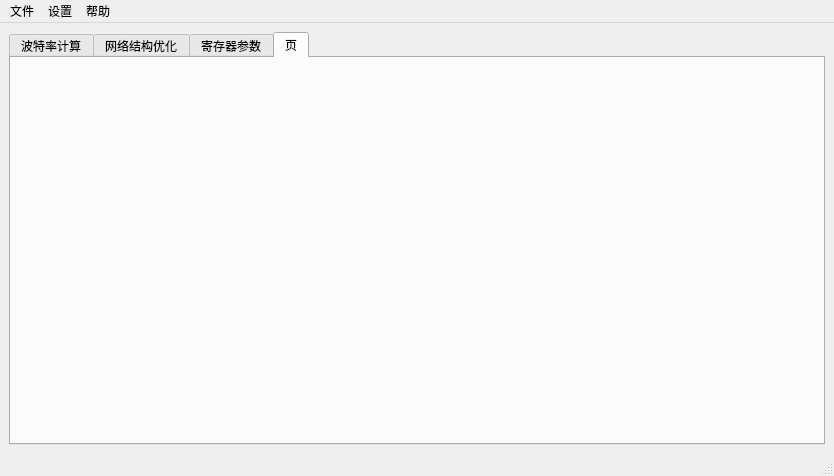
Before: the Qt Designer form mainwindow.ui in starpicke/ICS-system-opt, drawn with Qt 5.
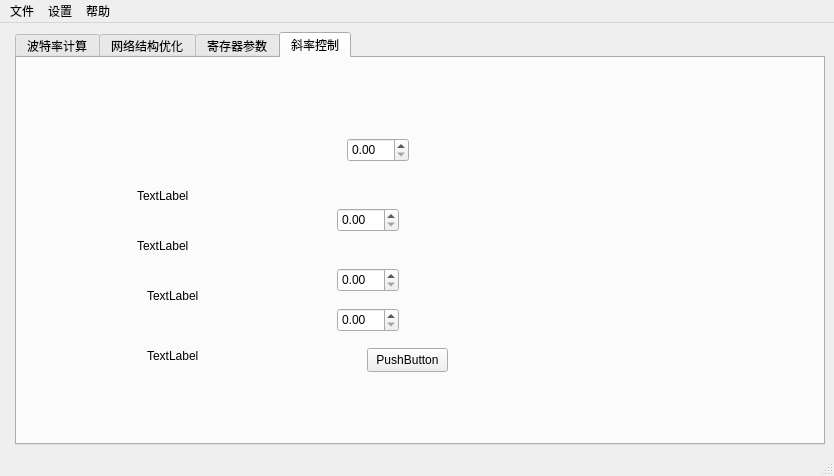
After: the same form once the commit is applied. The open tabs and pages were chosen to show the change. Icons and pictures are not drawn.

Patch:
```diff
--- a/mainwindow.ui
+++ b/mainwindow.ui
@@ -15,7 +15,7 @@
   </property>
   <widget class="QWidget" name="centralwidget">
    <layout class="QFormLayout" name="formLayout_3">
-    <item row="0" column="0" colspan="2">
+    <item row="0" column="1">
      <widget class="QTabWidget" name="tabWidget">
       <property name="minimumSize">
        <size>
@@ -448,8 +448,125 @@
       </widget>
       <widget class="QWidget" name="tab_4">
        <attribute name="title">
-        <string>页</string>
+        <string>斜率控制</string>
        </attribute>
+       <widget class="QDoubleSpinBox" name="slopeBaudRateSpinBox">
+        <property name="geometry">
+         <rect>
+          <x>330</x>
+          <y>80</y>
+          <width>62</width>
+          <height>24</height>
+         </rect>
+        </property>
+        <property name="maximum">
+         <double>4000.000000000000000</double>
+        </property>
+       </widget>
+       <widget class="QDoubleSpinBox" name="slopeRiseTimeSpinBox">
+        <property name="geometry">
+         <rect>
+          <x>320</x>
+          <y>150</y>
+          <width>62</width>
+          <height>24</height>
+         </rect>
+        </property>
+        <property name="maximum">
+         <double>100000.000000000000000</double>
+        </property>
+       </widget>
+       <widget class="QDoubleSpinBox" name="slopeCableLengthSpinBox">
+        <property name="geometry">
+         <rect>
+          <x>320</x>
+          <y>210</y>
+          <width>62</width>
+          <height>24</height>
+         </rect>
+        </property>
+        <property name="maximum">
+         <double>100000.000000000000000</double>
+        </property>
+       </widget>
+       <widget class="QDoubleSpinBox" name="slopeCapacitanceSpinBox">
+        <property name="geometry">
+         <rect>
+          <x>320</x>
+          <y>250</y>
+          <width>62</width>
+          <height>24</height>
+         </rect>
+        </property>
+        <property name="maximum">
+         <double>100000.000000000000000</double>
+        </property>
+       </widget>
+       <widget class="QLabel" name="slopeResistorResultLabel">
+        <property name="geometry">
+         <rect>
+          <x>120</x>
+          <y>130</y>
+          <width>54</width>
+          <height>16</height>
+         </rect>
+        </property>
+        <property name="text">
+         <string>TextLabel</string>
+        </property>
+       </widget>
+       <widget class="QLabel" name="slopeModeLabel">
+        <property name="geometry">
+         <rect>
+          <x>120</x>
+          <y>180</y>
+          <width>54</width>
+          <height>16</height>
+         </rect>
+        </property>
+        <property name="text">
+         <string>TextLabel</string>
+        </property>
+       </widget>
+       <widget class="QLabel" name="slopeActualRiseTimeLabel">
+        <property name="geometry">
+         <rect>
+          <x>130</x>
+          <y>230</y>
+          <width>54</width>
+          <height>16</height>
+         </rect>
+        </property>
+        <property name="text">
+         <string>TextLabel</string>
+        </property>
+       </widget>
+       <widget class="QLabel" name="slopeStatusLabel">
+        <property name="geometry">
+         <rect>
+          <x>130</x>
+          <y>290</y>
+          <width>54</width>
+          <height>16</height>
+         </rect>
+        </property>
+        <property name="text">
+         <string>TextLabel</string>
+        </property>
+       </widget>
+       <widget class="QPushButton" name="slopeCalculateButton">
+        <property name="geometry">
+         <rect>
+          <x>350</x>
+          <y>290</y>
+          <width>81</width>
+          <height>24</height>
+         </rect>
+        </property>
+        <property name="text">
+         <string>PushButton</string>
+        </property>
+       </widget>
       </widget>
      </widget>
     </item>
```
Left out of the diff: 117 changed lines with no effect on the pictures.
